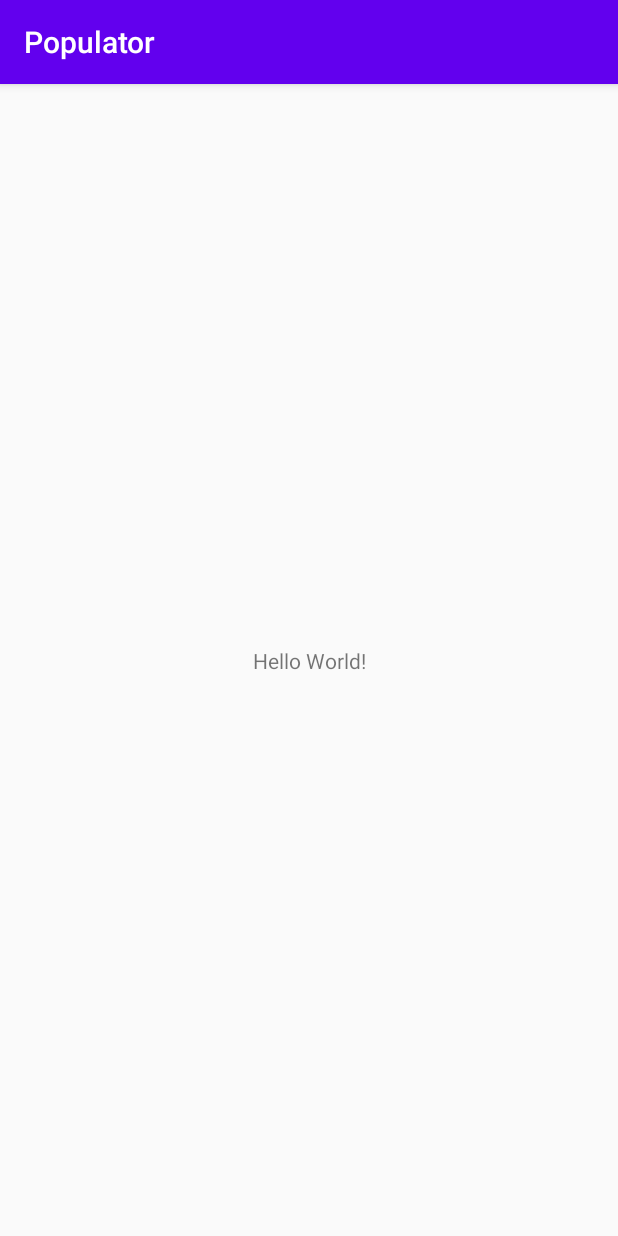
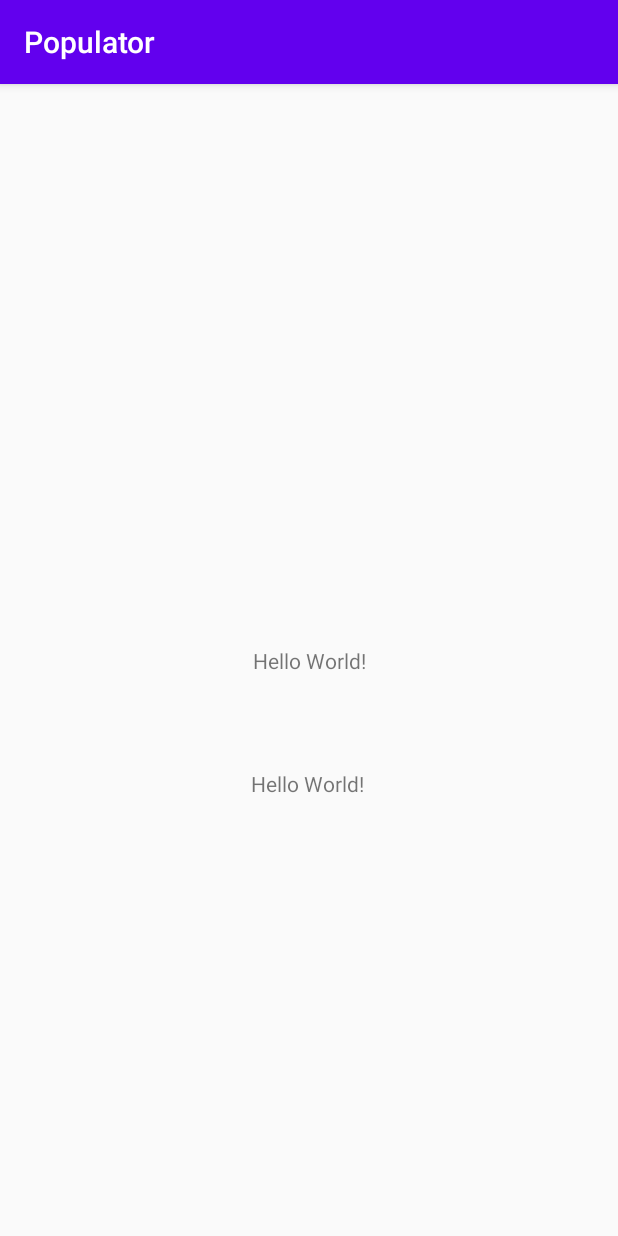
Before and after one commit to maharana0299/Populator, an Android app: the screen it shows after launch (MainActivity), on a phone screen of 412 x 824 dp. Run offline under Robolectric (Android 15) with nearby library versions, the phone set to English and light mode, and no system bars.

Commit message:
first commit

```diff
--- a/app/src/main/res/layout/activity_main.xml
+++ b/app/src/main/res/layout/activity_main.xml
@@ -15,4 +15,17 @@
         app:layout_constraintRight_toRightOf="parent"
         app:layout_constraintTop_toTopOf="parent" />
 
+    <TextView
+        android:layout_width="wrap_content"
+        android:layout_height="wrap_content"
+        android:text="Hello World!"
+        app:layout_constraintBottom_toBottomOf="parent"
+        app:layout_constraintEnd_toEndOf="parent"
+        app:layout_constraintHorizontal_bias="0.498"
+        app:layout_constraintLeft_toLeftOf="parent"
+        app:layout_constraintRight_toRightOf="parent"
+        app:layout_constraintStart_toStartOf="parent"
+        app:layout_constraintTop_toTopOf="parent"
+        app:layout_constraintVertical_bias="0.61" />
+
 </androidx.constraintlayout.widget.ConstraintLayout>
```
